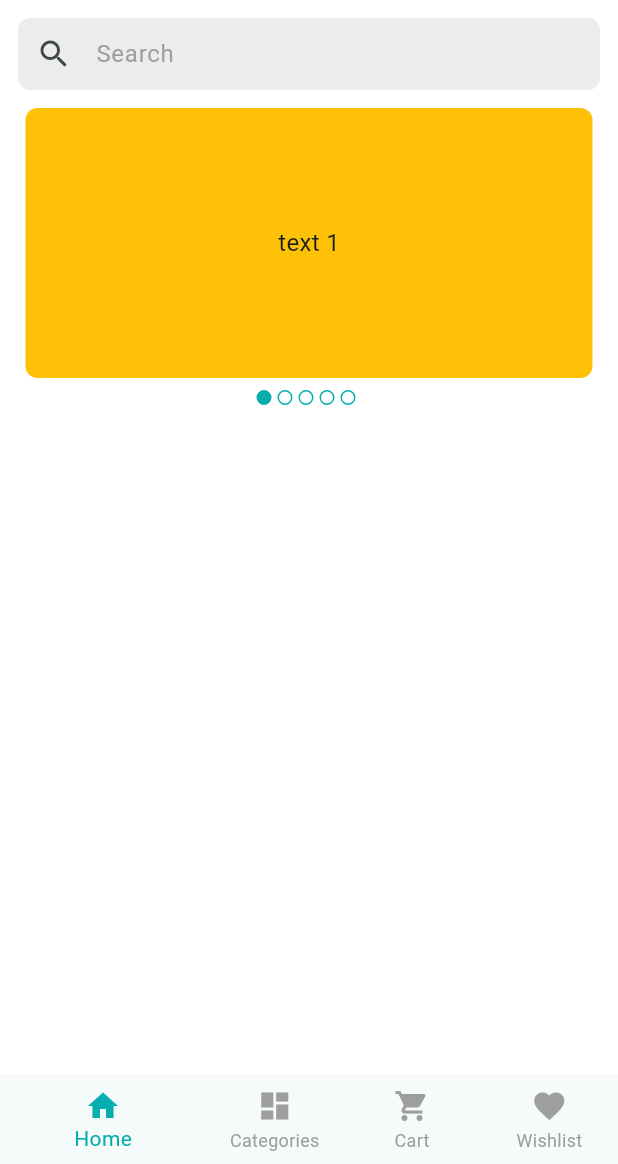
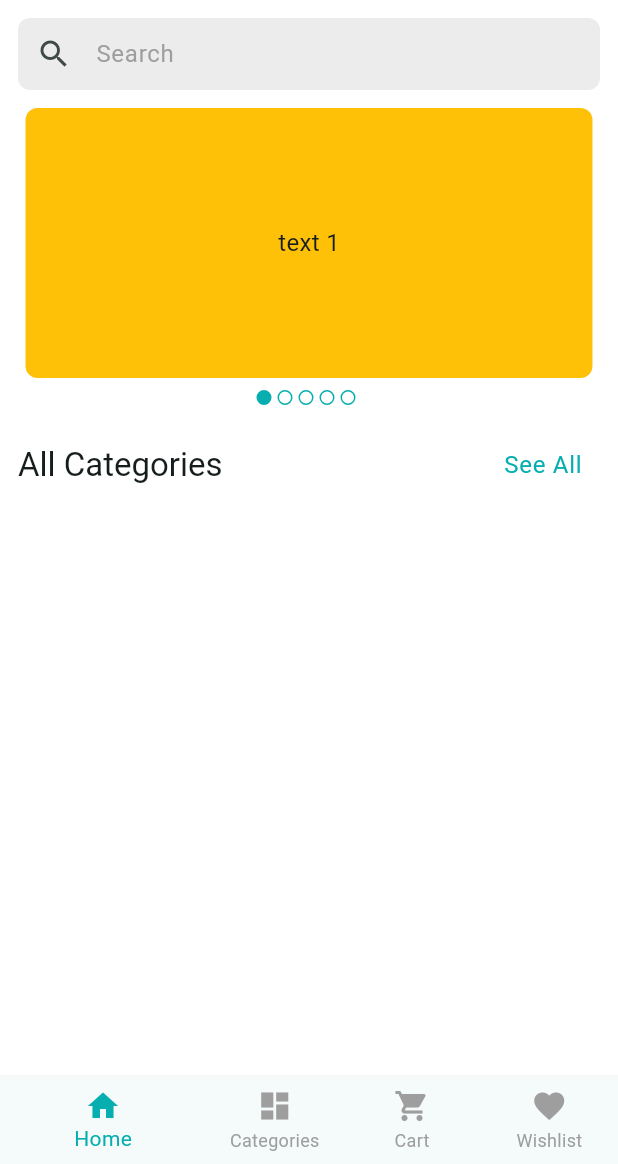
Before and after one commit to DinOfficial/UnderWorldBay, a Flutter app: the screen it shows after launch, on a phone screen of 412 x 824 dp, the part 72-1236 px from its top. Run offline on Flutter 3.47's test engine with Material 3 defaults, Android fonts, the phone set to English and light mode, and no system bars; drawn by our look-alikes of carousel_slider; our stand-ins replace flutter_svg, pin_code_fields; generated files the repository leaves out were written again.

Commit message:
add home section header

```diff
--- a/lib/features/home/presentation/screens/home_screen.dart
+++ b/lib/features/home/presentation/screens/home_screen.dart
@@ -1,10 +1,13 @@
 import 'package:flutter/material.dart';
 import 'package:flutter_svg/flutter_svg.dart';
-import 'package:underworld_bay/app/assets_path.dart';
+import 'package:provider/provider.dart';
 
+import '../../../../app/assets_path.dart';
+import '../../../shared/presentation/providers/main_nav_holder_provider.dart';
 import '../widgets/app_bar_action_icon.dart';
 import '../widgets/home_slider.dart';
 import '../widgets/product_search_bar.dart';
+import '../widgets/section_header.dart';
 
 class HomeScreen extends StatefulWidget {
   const HomeScreen({super.key});
@@ -28,11 +31,22 @@ class _HomeScreenState extends State<HomeScreen> {
       ),
       body: Padding(
         padding: const EdgeInsets.symmetric(vertical: 4, horizontal: 12),
-        child: Column(children: [
-          ProductSearchBar(),
-          const SizedBox(height: 12),
-          HomeSlider(),
-        ]),
+        child: Column(
+          children: [
+            ProductSearchBar(),
+            const SizedBox(height: 12),
+            HomeSlider(),
+            const SizedBox(height: 16),
+            SectionHeader(
+              name: 'All Categories',
+              onTapSeeAll: () {
+                context.read<MainNavHolderProvider>().updateIndex(1);
+              },
+            ),
+            const SizedBox(height: 12,),
+
+          ],
+        ),
       ),
     );
   }
--- /dev/null
+++ b/lib/features/home/presentation/widgets/section_header.dart
@@ -0,0 +1,29 @@
+import 'package:flutter/material.dart';
+
+import '../../../../app/app_colors.dart';
+import '../../../../app/extentions/utils_extention.dart';
+
+class SectionHeader extends StatelessWidget {
+  const SectionHeader({super.key, required this.name, required this.onTapSeeAll});
+
+  final String name;
+  final VoidCallback onTapSeeAll;
+
+  @override
+  Widget build(BuildContext context) {
+    return Row(
+      crossAxisAlignment: .center,
+      mainAxisAlignment: .spaceBetween,
+      children: [
+        Text(name, style: context.textTheme.titleLarge),
+        TextButton(
+          onPressed: onTapSeeAll,
+          child: Text(
+            'See All',
+            style: context.textTheme.bodyLarge?.copyWith(color: AppColors.themeColor),
+          ),
+        ),
+      ],
+    );
+  }
+}
```
